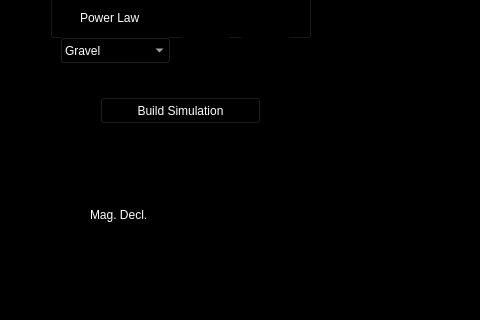
BCLab-UNM/SwarmathonIV-Cabrillo-Public, file src/rover_gui_plugin.ui: the form before one commit; both pictures show x 0 to 480 and y 219 to 539 of the 1024 by 800 pixel window.
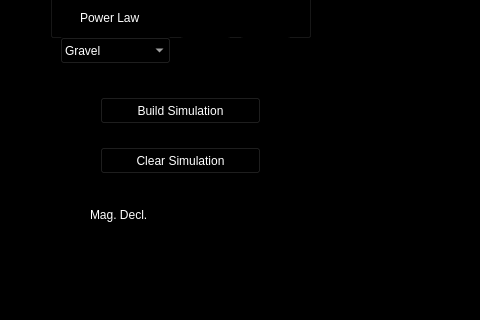
The form after the commit. The open tabs and pages were chosen to show the change. Icons and pictures are not drawn. Custom widgets are drawn as their Qt base class.

Commit message:
Fixed status publshing in mobility and added rover node launch in GUI.
The timer and publisher declarations were deleted during the GUI merge. I put them back into mobility.cpp.

Added code in GazeboSimCreator.cpp in the rqt_rover_gui that starts the rover node process. (GazeboSimCreator::startRoverNode()). The code currently creates a process that is not cleaned up.

Diff of the .ui file:
```diff
--- a/src/rover_gui_plugin.ui
+++ b/src/rover_gui_plugin.ui
@@ -603,7 +603,7 @@
        <x>350</x>
        <y>20</y>
        <width>501</width>
-       <height>431</height>
+       <height>427</height>
       </rect>
      </property>
      <property name="text">
@@ -695,6 +695,24 @@
       <enum>QFrame::Raised</enum>
      </property>
     </widget>
+    <widget class="QPushButton" name="clear_simulation_button">
+     <property name="geometry">
+      <rect>
+       <x>80</x>
+       <y>330</y>
+       <width>161</width>
+       <height>27</height>
+      </rect>
+     </property>
+     <property name="styleSheet">
+      <string notr="true">color: rgb(255, 255, 255);
+background-color: rgb(0, 0, 0);
+</string>
+     </property>
+     <property name="text">
+      <string>Clear Simulation</string>
+     </property>
+    </widget>
    </widget>
   </widget>
   <widget class="QTextBrowser" name="log">
```
Left out of the diff: 8 changed lines with no effect on the pictures. The commit also changes 5 other files.
